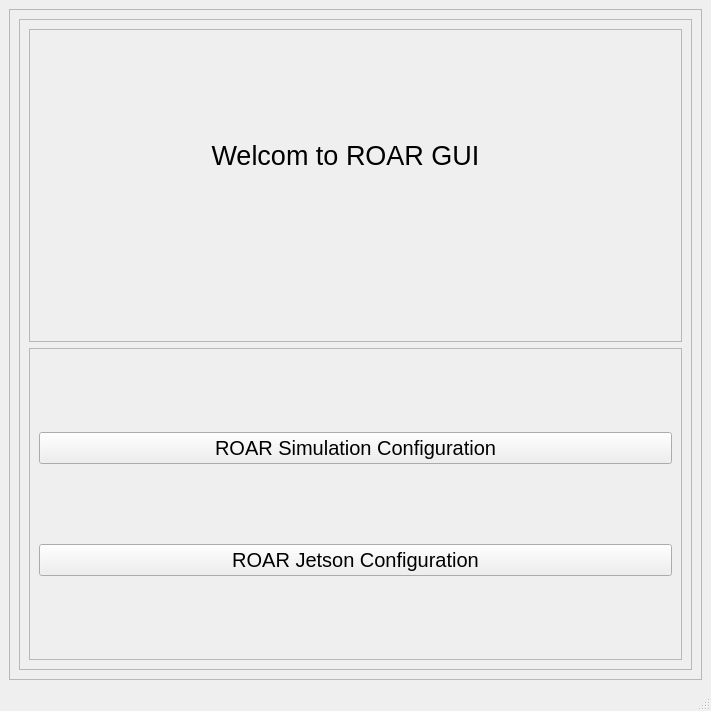
This is ROAR_GUI/model/main_menu_panel.ui in wuxiaohua1011/ROAR_Desktop as Qt 5 draws it before an edit. The edited form follows.
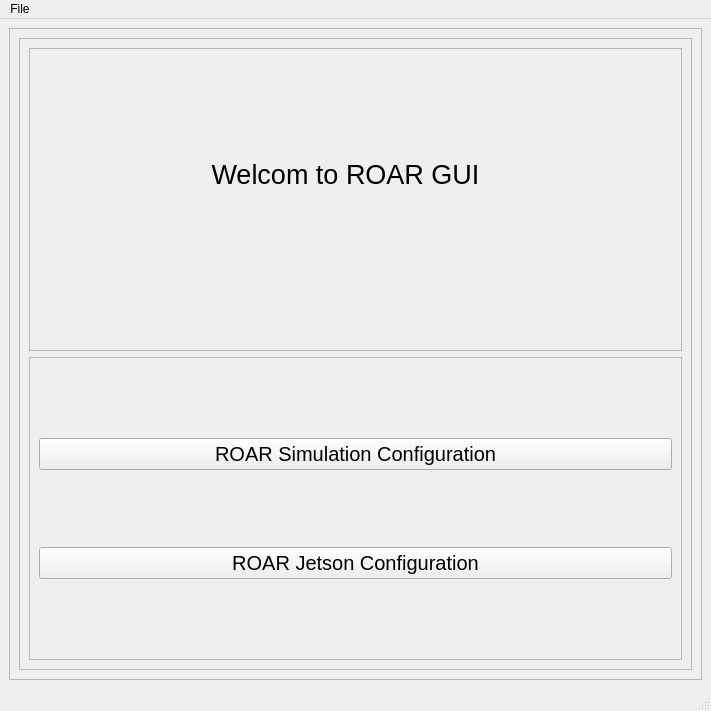
This is the edited form.

```diff
--- a/ROAR_GUI/model/main_menu_panel.ui
+++ b/ROAR_GUI/model/main_menu_panel.ui
@@ -114,9 +114,16 @@
      <x>0</x>
      <y>0</y>
      <width>711</width>
-     <height>21</height>
+     <height>22</height>
     </rect>
    </property>
+   <widget class="QMenu" name="menuFile">
+    <property name="title">
+     <string>File</string>
+    </property>
+    <addaction name="actionQuit"/>
+   </widget>
+   <addaction name="menuFile"/>
   </widget>
   <widget class="QStatusBar" name="statusbar"/>
  </widget>
```
Left out of the diff: 8 changed lines with no effect on the pictures.
